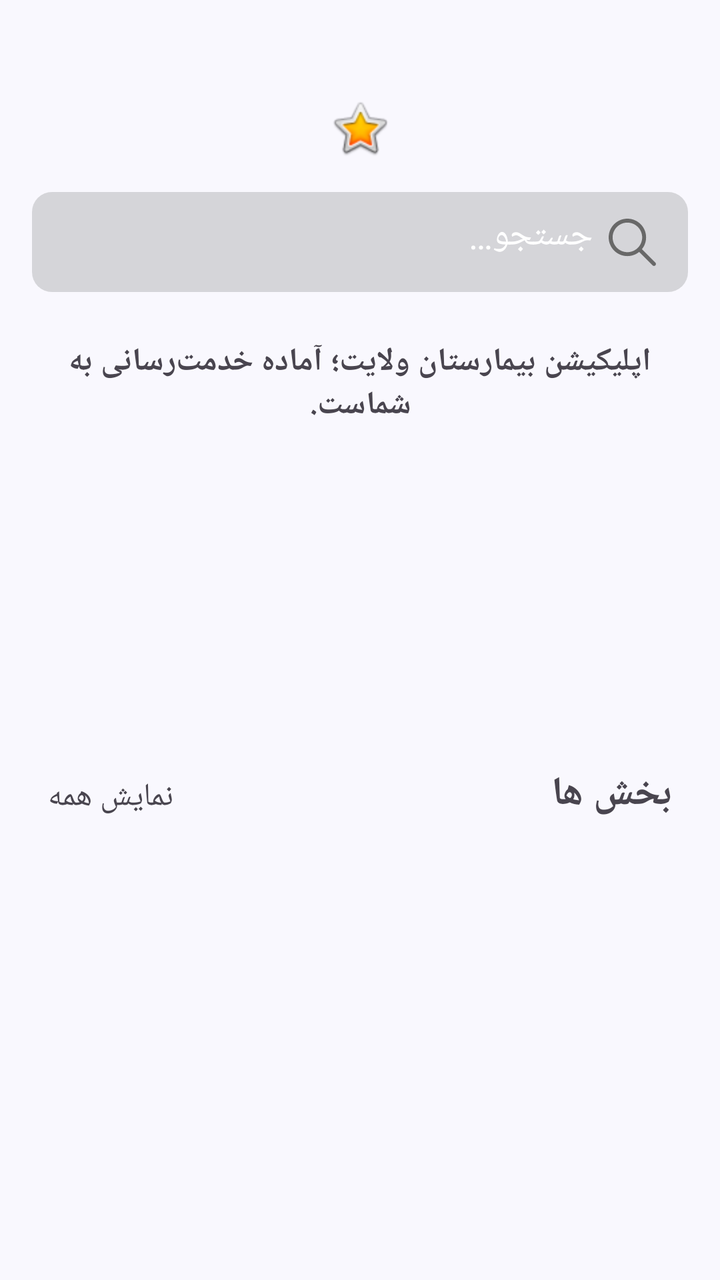
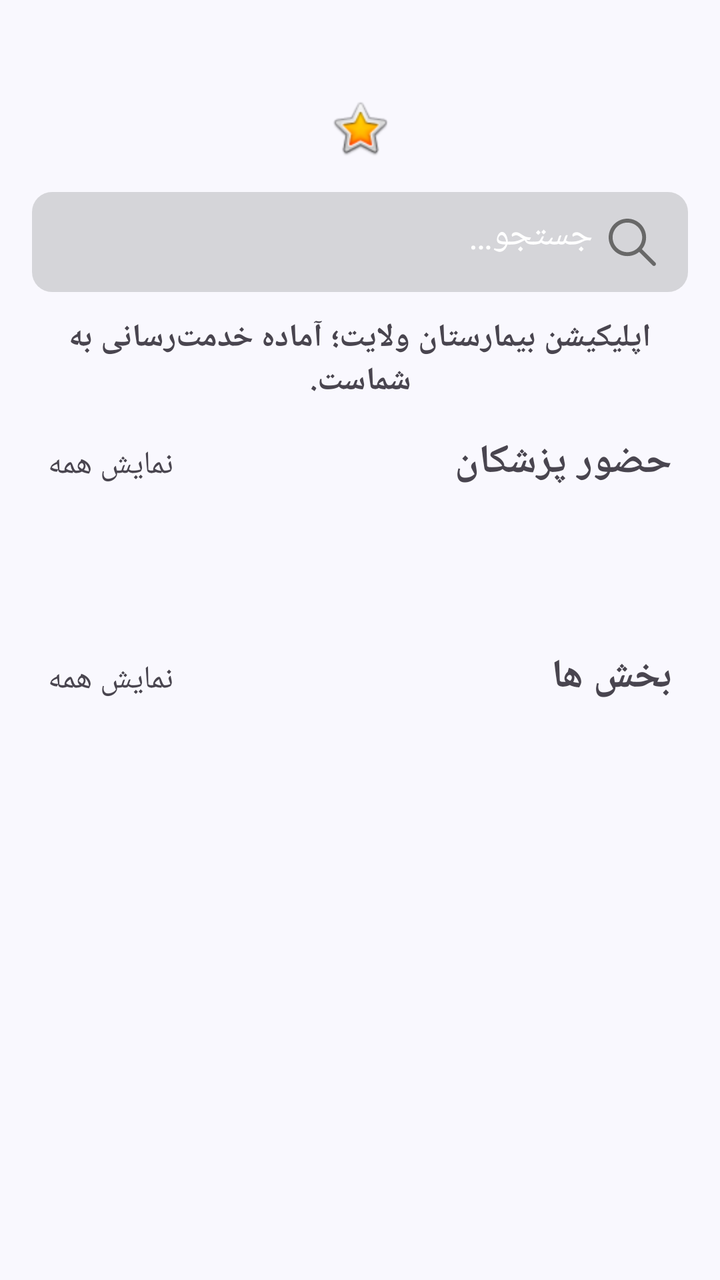

Compare the two renders of this Android layout. The source of the first and the diff that turns it into the second are given below.
<!-- AndroidManifest.xml: application theme Theme.Hospital -->
<!-- res/layout/activity_main.xml -->
<?xml version="1.0" encoding="utf-8"?>
<androidx.constraintlayout.widget.ConstraintLayout xmlns:android="http://schemas.android.com/apk/res/android"
    xmlns:app="http://schemas.android.com/apk/res-auto"
    xmlns:tools="http://schemas.android.com/tools"
    android:id="@+id/main"
    android:layout_width="match_parent"
    android:layout_height="match_parent"
    tools:context=".Activity.MainActivity"
    android:fitsSystemWindows="true"
    android:background="@color/white_background">

    <LinearLayout
        android:id="@+id/linear_logo"
        android:layout_width="0dp"
        android:layout_height="wrap_content"
        android:orientation="horizontal"
        android:layout_marginTop="48dp"
        app:layout_constraintEnd_toEndOf="parent"
        app:layout_constraintStart_toStartOf="parent"
        app:layout_constraintTop_toTopOf="parent">

        <ImageView
            android:id="@+id/imageView"
            android:layout_width="0dp"
            android:layout_height="wrap_content"
            android:layout_weight="1"
            app:srcCompat="@android:drawable/btn_star_big_on" />

    </LinearLayout>

    <EditText
        android:id="@+id/editTextText3"
        android:layout_width="0dp"
        android:layout_height="50dp"
        android:layout_marginStart="16dp"
        android:layout_marginEnd="16dp"
        android:layout_marginTop="16dp"
        android:drawablePadding="8dp"
        android:padding="16dp"
        android:hint="@string/searchBar"
        android:textColorHint="@color/white"
        android:drawableEnd="@drawable/search_icon"
        android:ems="10"
        android:inputType="text"
        app:layout_constraintEnd_toEndOf="parent"
        app:layout_constraintStart_toStartOf="parent"
        app:layout_constraintTop_toBottomOf="@id/linear_logo"
        android:background="@drawable/white_bg"/>

    <ScrollView
        android:layout_width="match_parent"
        android:layout_height="0dp"
        app:layout_constraintBottom_toBottomOf="parent"
        app:layout_constraintEnd_toEndOf="parent"
        app:layout_constraintStart_toStartOf="parent"
        app:layout_constraintTop_toBottomOf="@+id/editTextText3">

        <LinearLayout
            android:layout_width="match_parent"
            android:layout_height="wrap_content"
            android:orientation="vertical">

            <TextView
                android:id="@+id/textView"
                android:layout_width="match_parent"
                android:layout_height="wrap_content"
                android:layout_marginStart="16dp"
                android:layout_marginTop="24dp"
                android:layout_marginEnd="16dp"
                android:text="@string/introduction"
                android:textAlignment="center"
                android:textSize="16sp"
                android:textStyle="bold" />

            <androidx.constraintlayout.widget.ConstraintLayout
                android:id="@+id/constraintLayout"
                android:layout_width="match_parent"
                android:layout_height="match_parent"
                android:layout_marginTop="24dp">

                <androidx.viewpager2.widget.ViewPager2
                    android:id="@+id/viewPager2"
                    android:layout_width="match_parent"
                    android:layout_height="130dp"
                    app:layout_constraintBottom_toBottomOf="parent"
                    app:layout_constraintEnd_toEndOf="parent"
                    app:layout_constraintStart_toStartOf="parent"
                    app:layout_constraintTop_toTopOf="parent" />

                <ProgressBar
                    android:id="@+id/progressBar2"
                    style="?android:attr/progressBarStyle"
                    android:layout_width="wrap_content"
                    android:layout_height="wrap_content"
                    app:layout_constraintBottom_toBottomOf="parent"
                    app:layout_constraintEnd_toEndOf="parent"
                    app:layout_constraintStart_toStartOf="parent"
                    app:layout_constraintTop_toTopOf="parent" />
            </androidx.constraintlayout.widget.ConstraintLayout>

            <LinearLayout
                android:layout_width="match_parent"
                android:layout_height="match_parent"
                android:orientation="horizontal"
                android:layout_marginStart="24dp"
                android:layout_marginEnd="24dp"
                android:layout_marginTop="16dp"
                android:layout_marginBottom="16dp">


                <TextView
                    android:id="@+id/seeAllTV"
                    android:layout_width="wrap_content"
                    android:layout_height="wrap_content"
                    android:text="@string/seeAll"
                    android:gravity="end"
                    android:textSize="16sp" />

                <TextView
                    android:id="@+id/textView3"
                    android:layout_width="0dp"
                    android:layout_height="wrap_content"
                    android:layout_weight="1"
                    android:text="@string/section"
                    android:textSize="20sp"
                    android:textStyle="bold" />
            </LinearLayout>

            <androidx.constraintlayout.widget.ConstraintLayout
                android:layout_width="match_parent"
                android:layout_height="match_parent">

                <ProgressBar
                    android:id="@+id/progressBarCategory"
                    style="?android:attr/progressBarStyle"
                    android:layout_width="wrap_content"
                    android:layout_height="wrap_content"
                    app:layout_constraintBottom_toBottomOf="parent"
                    app:layout_constraintEnd_toEndOf="parent"
                    app:layout_constraintStart_toStartOf="parent"
                    app:layout_constraintTop_toTopOf="parent" />

                <androidx.recyclerview.widget.RecyclerView
                    android:id="@+id/categoryView"
                    android:layout_width="match_parent"
                    android:layout_height="match_parent"
                    android:clipToPadding="false"
                    android:layout_marginTop="8dp"
                    android:paddingStart="16dp"
                    android:paddingEnd="16dp"
                    app:layout_constraintEnd_toEndOf="parent"
                    app:layout_constraintStart_toStartOf="parent"
                    app:layout_constraintTop_toTopOf="parent" />

            </androidx.constraintlayout.widget.ConstraintLayout>

        </LinearLayout>
    </ScrollView>

</androidx.constraintlayout.widget.ConstraintLayout>
<!-- resources referenced by this layout -->
<resources>
  <color name="white">#FFFFFFFF</color>
  <color name="white_background">#F9F8FE</color>
  <!-- drawable search_icon: png bitmap (drawable-hdpi, 851 bytes) -->
  <!-- drawable white_bg (drawable) -->
  <?xml version="1.0" encoding="utf-8"?>
  <selector xmlns:android="http://schemas.android.com/apk/res/android">
  <item>
      <shape android:shape="rectangle">
          <solid android:color="@color/gray"/>
          <corners android:radius="10dp"/>
      </shape>
  </item>
  </selector>
  <string name="introduction">اپلیکیشن بیمارستان ولایت؛ آماده خدمت‌رسانی به شماست.</string>
  <string name="searchBar">جستجو…</string>
  <string name="section">بخش ها</string>
  <string name="seeAll">نمایش همه</string>
  <style name="Theme.Hospital" parent="Base.Theme.Hospital" />
  <color name="gray">#D5D5D9</color>
  <style name="Base.Theme.Hospital" parent="Theme.Material3.DayNight.NoActionBar">
          
          
      </style>
</resources>

<!-- the commit's change to res/layout/activity_main.xml (unified diff, before → after) -->
@@ -5,16 +5,16 @@
     android:id="@+id/main"
     android:layout_width="match_parent"
     android:layout_height="match_parent"
-    tools:context=".Activity.MainActivity"
+    android:background="@color/white_background"
     android:fitsSystemWindows="true"
-    android:background="@color/white_background">
+    tools:context=".Activity.MainActivity">
 
     <LinearLayout
         android:id="@+id/linear_logo"
         android:layout_width="0dp"
         android:layout_height="wrap_content"
+        android:layout_marginTop="48dp"
         android:orientation="horizontal"
-        android:layout_marginTop="48dp"
         app:layout_constraintEnd_toEndOf="parent"
         app:layout_constraintStart_toStartOf="parent"
         app:layout_constraintTop_toTopOf="parent">
@@ -33,19 +33,33 @@
         android:layout_width="0dp"
         android:layout_height="50dp"
         android:layout_marginStart="16dp"
+        android:layout_marginTop="16dp"
         android:layout_marginEnd="16dp"
-        android:layout_marginTop="16dp"
+        android:background="@drawable/white_bg"
+        android:drawableEnd="@drawable/search_icon"
         android:drawablePadding="8dp"
+        android:ems="10"
+        android:hint="@string/searchBar"
+        android:inputType="text"
         android:padding="16dp"
-        android:hint="@string/searchBar"
         android:textColorHint="@color/white"
-        android:drawableEnd="@drawable/search_icon"
-        android:ems="10"
-        android:inputType="text"
         app:layout_constraintEnd_toEndOf="parent"
         app:layout_constraintStart_toStartOf="parent"
-        app:layout_constraintTop_toBottomOf="@id/linear_logo"
-        android:background="@drawable/white_bg"/>
+        app:layout_constraintTop_toBottomOf="@id/linear_logo" />
+
+    <TextView
+        android:id="@+id/intro"
+        android:layout_width="match_parent"
+        android:layout_height="wrap_content"
+        android:layout_margin="12dp"
+        android:text="@string/introduction"
+        android:textAlignment="center"
+        android:textSize="16sp"
+        android:textStyle="bold"
+        app:layout_constraintEnd_toEndOf="parent"
+        app:layout_constraintStart_toStartOf="parent"
+        app:layout_constraintTop_toBottomOf="@+id/editTextText3" />
+
 
     <ScrollView
         android:layout_width="match_parent"
@@ -53,42 +67,60 @@
         app:layout_constraintBottom_toBottomOf="parent"
         app:layout_constraintEnd_toEndOf="parent"
         app:layout_constraintStart_toStartOf="parent"
-        app:layout_constraintTop_toBottomOf="@+id/editTextText3">
+        app:layout_constraintTop_toBottomOf="@id/intro">
 
         <LinearLayout
             android:layout_width="match_parent"
             android:layout_height="wrap_content"
             android:orientation="vertical">
 
-            <TextView
-                android:id="@+id/textView"
+            <LinearLayout
                 android:layout_width="match_parent"
-                android:layout_height="wrap_content"
-                android:layout_marginStart="16dp"
-                android:layout_marginTop="24dp"
-                android:layout_marginEnd="16dp"
-                android:text="@string/introduction"
-                android:textAlignment="center"
-                android:textSize="16sp"
-                android:textStyle="bold" />
+                android:layout_height="match_parent"
+                android:layout_marginStart="24dp"
+                android:layout_marginEnd="24dp"
+                android:layout_marginTop="16dp"
+                android:layout_marginBottom="16dp"
+                android:orientation="horizontal">
+
+
+                <TextView
+                    android:id="@+id/seeAllDocTV"
+                    android:layout_width="wrap_content"
+                    android:layout_height="wrap_content"
+                    android:gravity="end"
+                    android:text="@string/seeAll"
+                    android:textSize="16sp" />
+
+                <TextView
+                    android:id="@+id/textView12"
+                    android:layout_width="0dp"
+                    android:layout_height="wrap_content"
+                    android:layout_weight="1"
+                    android:text="@string/Doctors_visit"
+                    android:textSize="20sp"
+                    android:textStyle="bold" />
+            </LinearLayout>
 
             <androidx.constraintlayout.widget.ConstraintLayout
                 android:id="@+id/constraintLayout"
                 android:layout_width="match_parent"
-                android:layout_height="match_parent"
-                android:layout_marginTop="24dp">
+                android:layout_height="match_parent">
 
-                <androidx.viewpager2.widget.ViewPager2
-                    android:id="@+id/viewPager2"
+                <androidx.recyclerview.widget.RecyclerView
+                    android:id="@+id/doctorView"
                     android:layout_width="match_parent"
-                    android:layout_height="130dp"
+                    android:layout_height="match_parent"
+                    android:layout_marginTop="8dp"
+                    android:paddingStart="16dp"
+                    android:paddingEnd="16dp"
                     app:layout_constraintBottom_toBottomOf="parent"
                     app:layout_constraintEnd_toEndOf="parent"
                     app:layout_constraintStart_toStartOf="parent"
                     app:layout_constraintTop_toTopOf="parent" />
 
                 <ProgressBar
-                    android:id="@+id/progressBar2"
+                    android:id="@+id/progressBarDoctor"
                     style="?android:attr/progressBarStyle"
                     android:layout_width="wrap_content"
                     android:layout_height="wrap_content"
@@ -101,19 +133,19 @@
             <LinearLayout
                 android:layout_width="match_parent"
                 android:layout_height="match_parent"
-                android:orientation="horizontal"
                 android:layout_marginStart="24dp"
+                android:layout_marginTop="16dp"
                 android:layout_marginEnd="24dp"
-                android:layout_marginTop="16dp"
-                android:layout_marginBottom="16dp">
+                android:layout_marginBottom="16dp"
+                android:orientation="horizontal">
 
 
                 <TextView
-                    android:id="@+id/seeAllTV"
+                    android:id="@+id/seeAllCatTV"
                     android:layout_width="wrap_content"
                     android:layout_height="wrap_content"
+                    android:gravity="end"
                     android:text="@string/seeAll"
-                    android:gravity="end"
                     android:textSize="16sp" />
 
                 <TextView
@@ -144,8 +176,8 @@
                     android:id="@+id/categoryView"
                     android:layout_width="match_parent"
                     android:layout_height="match_parent"
+                    android:layout_marginTop="8dp"
                     android:clipToPadding="false"
-                    android:layout_marginTop="8dp"
                     android:paddingStart="16dp"
                     android:paddingEnd="16dp"
                     app:layout_constraintEnd_toEndOf="parent"
<!-- resource entries referenced after the edit -->
@@ -13,6 +13,7 @@
       </shape>
   </item>
   </selector>
+  <string name="Doctors_visit">حضور پزشکان</string>
   <string name="introduction">اپلیکیشن بیمارستان ولایت؛ آماده خدمت‌رسانی به شماست.</string>
   <string name="searchBar">جستجو…</string>
   <string name="section">بخش ها</string>
